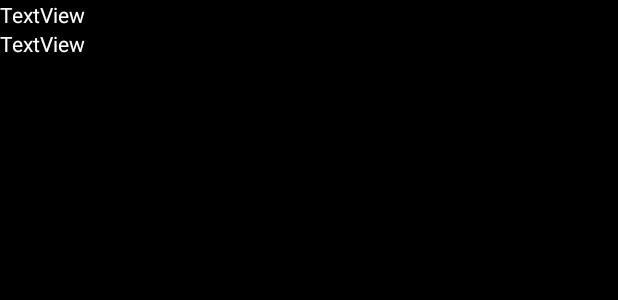
After one commit to wodyjowski/a-todo, an Android app: the layout list_row.xml on its own in the app's theme, with its tools: preview values and no code run, on a phone screen of 412 x 824 dp. The commit adds this screen. Shown: the top 300 px of the screen. Run offline under Robolectric (Android 15) with nearby library versions, the phone set to English and light mode, and no system bars.

Commit message:
My first custom list adapter

```diff
--- /dev/null
+++ b/app/src/main/res/layout/list_row.xml
@@ -0,0 +1,19 @@
+<?xml version="1.0" encoding="utf-8"?>
+<LinearLayout xmlns:android="http://schemas.android.com/apk/res/android"
+    android:orientation="vertical" android:layout_width="match_parent"
+    android:layout_height="match_parent">
+
+    <TextView
+        android:id="@+id/textName"
+        android:layout_width="match_parent"
+        android:layout_height="wrap_content"
+        android:text="TextView"
+        android:textColor="@color/design_default_color_background" />
+
+    <TextView
+        android:id="@+id/textDate"
+        android:layout_width="match_parent"
+        android:layout_height="wrap_content"
+        android:text="TextView"
+        android:textColor="@color/design_default_color_on_primary" />
+</LinearLayout>
```
Also changed, not shown: app/src/main/java/com/example/atodo/MainActivity.java (+31 -23 lines), app/src/main/java/com/example/atodo/adapters/TaskAdapter.java (added, +67 -0 lines), app/src/main/res/drawable/text_edit.xml (+4 -4 lines), app/src/main/res/layout/activity_main.xml (+3 -12 lines).
